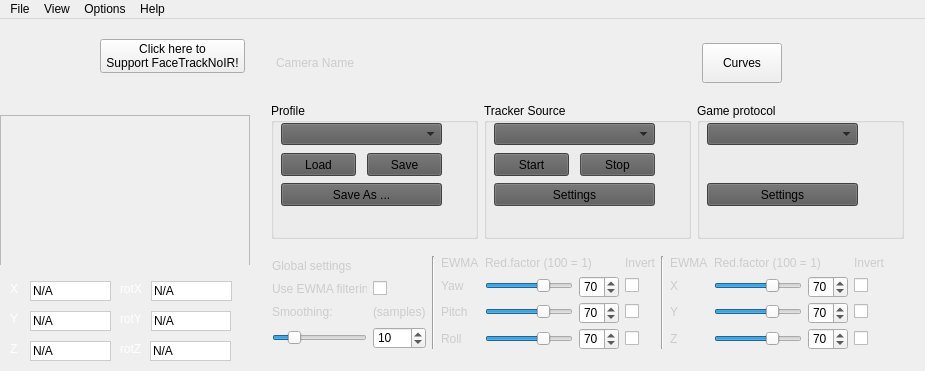
Before: the Qt Designer form FaceTrackNoIR/FaceTrackNoIR.ui in aavendan/facetracknoir, drawn with Qt 5.
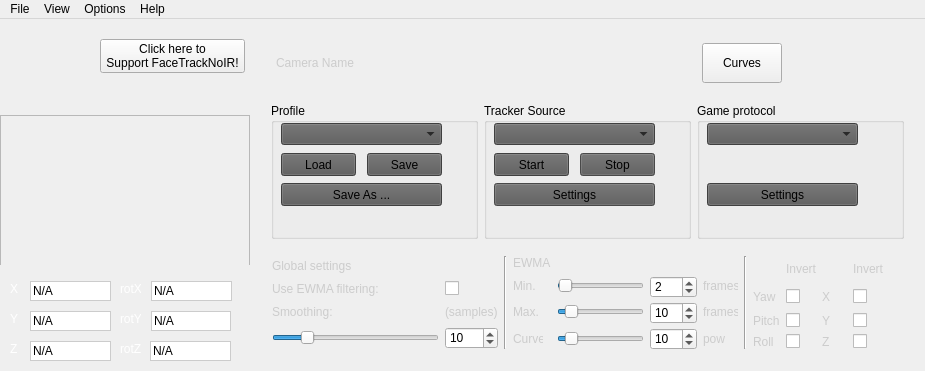
After: the same form once the commit is applied. Icons and pictures are not drawn.

Commit message: EWMA2-filter implemented.

Diff of the .ui file:
```diff
--- a/FaceTrackNoIR/FaceTrackNoIR.ui
+++ b/FaceTrackNoIR/FaceTrackNoIR.ui
@@ -1244,107 +1244,6 @@
                   </property>
                  </widget>
                 </item>
-                <item row="1" column="0">
-                 <widget class="QLabel" name="lblSensYaw">
-                  <property name="minimumSize">
-                   <size>
-                    <width>25</width>
-                    <height>0</height>
-                   </size>
-                  </property>
-                  <property name="maximumSize">
-                   <size>
-                    <width>150</width>
-                    <height>16777215</height>
-                   </size>
-                  </property>
-                  <property name="layoutDirection">
-                   <enum>Qt::RightToLeft</enum>
-                  </property>
-                  <property name="styleSheet">
-                   <string notr="true">color:#ccc;
-background:none;</string>
-                  </property>
-                  <property name="text">
-                   <string>Yaw</string>
-                  </property>
-                 </widget>
-                </item>
-                <item row="2" column="0">
-                 <widget class="QLabel" name="lblSensPitch">
-                  <property name="minimumSize">
-                   <size>
-                    <width>25</width>
-                    <height>0</height>
-                   </size>
-                  </property>
-                  <property name="maximumSize">
-                   <size>
-                    <width>150</width>
-                    <height>16777215</height>
-                   </size>
-                  </property>
-                  <property name="layoutDirection">
-                   <enum>Qt::RightToLeft</enum>
-                  </property>
-                  <property name="styleSheet">
-                   <string notr="true">color:#ccc;
-background:none;</string>
-                  </property>
-                  <property name="text">
-                   <string>Pitch</string>
-                  </property>
-                 </widget>
-                </item>
-                <item row="3" column="0">
-                 <widget class="QLabel" name="lblSensRoll">
-                  <property name="minimumSize">
-                   <size>
-                    <width>25</width>
-                    <height>0</height>
-                   </size>
-                  </property>
-                  <property name="maximumSize">
-                   <size>
-                    <width>150</width>
-                    <height>16777215</height>
-                   </size>
-                  </property>
-                  <property name="layoutDirection">
-                   <enum>Qt::RightToLeft</enum>
-                  </property>
-                  <property name="styleSheet">
-                   <string notr="true">color:#ccc;
-background:none;</string>
-                  </property>
-                  <property name="text">
-                   <string>Roll</string>
-                  </property>
-                 </widget>
-                </item>
-                <item row="0" column="1">
-                 <widget class="QLabel" name="lblSensitivity_2">
-                  <property name="minimumSize">
-                   <size>
-                    <width>110</width>
-                    <height>0</height>
-                   </size>
-                  </property>
-                  <property name="maximumSize">
-                   <size>
-                    <width>150</width>
-                    <height>16777215</height>
-                   </size>
-                  </property>
-                  <property name="styleSheet">
-                   <string notr="true">color:#ccc;
-background:none;</string>
-                  </property>
-                  <property name="text">
-                   <string>Red.factor (100 = 1)</string>
-                  </property>
-                 </widget>
-                </item>
                 <item row="1" column="1">
                  <widget class="QSlider" name="redYaw">
                   <property name="minimumSize">
@@ -1353,6 +1252,9 @@
                     <height>15</height>
                    </size>
                   </property>
+                  <property name="minimum">
+                   <number>1</number>
+                  </property>
                   <property name="maximum">
                    <number>100</number>
                   </property>
@@ -1360,7 +1262,7 @@
                    <number>10</number>
                   </property>
                   <property name="value">
-                   <number>70</number>
+                   <number>2</number>
                   </property>
                   <property name="orientation">
                    <enum>Qt::Horizontal</enum>
@@ -1378,6 +1280,9 @@
                     <height>15</height>
                    </size>
                   </property>
+                  <property name="minimum">
+                   <number>1</number>
+                  </property>
                   <property name="maximum">
                    <number>100</number>
                   </property>
@@ -1385,7 +1290,7 @@
                    <number>10</number>
                   </property>
                   <property name="value">
-                   <number>70</number>
+                   <number>10</number>
                   </property>
                   <property name="orientation">
                    <enum>Qt::Horizontal</enum>
@@ -1403,6 +1308,9 @@
                     <height>15</height>
                    </size>
                   </property>
+                  <property name="minimum">
+                   <number>1</number>
+                  </property>
                   <property name="maximum">
                    <number>100</number>
                   </property>
@@ -1410,7 +1318,7 @@
                    <number>10</number>
                   </property>
                   <property name="value">
-                   <number>70</number>
+                   <number>10</number>
                   </property>
                   <property name="orientation">
                    <enum>Qt::Horizontal</enum>
@@ -1431,6 +1339,9 @@
                   <property name="styleSheet">
                    <string notr="true">background:none;</string>
                   </property>
+                  <property name="minimum">
+                   <number>1</number>
+                  </property>
                   <property name="maximum">
                    <number>100</number>
                   </property>
@@ -1438,7 +1349,7 @@
                    <number>5</number>
                   </property>
                   <property name="value">
-                   <number>70</number>
+                   <number>2</number>
                   </property>
                  </widget>
                 </item>
@@ -1453,6 +1364,9 @@
                   <property name="styleSheet">
                    <string notr="true">background:none;</string>
                   </property>
+                  <property name="minimum">
+                   <number>1</number>
+                  </property>
                   <property name="maximum">
                    <number>100</number>
                   </property>
@@ -1460,7 +1374,7 @@
                    <number>5</number>
                   </property>
                   <property name="value">
-                   <number>70</number>
+                   <number>10</number>
                   </property>
                  </widget>
                 </item>
@@ -1482,44 +1396,60 @@
                    <number>5</number>
                   </property>
                   <property name="value">
-                   <number>70</number>
+                   <number>10</number>
                   </property>
                  </widget>
                 </item>
                 <item row="1" column="3">
-                 <widget class="QCheckBox" name="chkInvertYaw">
-                  <property name="styleSheet">
-                   <string notr="true">background:none;</string>
-                  </property>
-                  <property name="text">
-                   <string/>
-                  </property>
-                 </widget>
-                </item>
-                <item row="2" column="3">
-                 <widget class="QCheckBox" name="chkInvertPitch">
-                  <property name="styleSheet">
-                   <string notr="true">background:none;</string>
-                  </property>
-                  <property name="text">
-                   <string/>
-                  </property>
-                 </widget>
-                </item>
-                <item row="3" column="3">
-                 <widget class="QCheckBox" name="chkInvertRoll">
-                  <property name="styleSheet">
-                   <string notr="true">background:none;</string>
-                  </property>
-                  <property name="text">
-                   <string/>
-                  </property>
-                 </widget>
-                </item>
-                <item row="0" column="3">
                  <widget class="QLabel" name="lblInvert1">
                   <property name="minimumSize">
                    <size>
+                    <width>35</width>
+                    <height>0</height>
+                   </size>
+                  </property>
+                  <property name="maximumSize">
+                   <size>
+                    <width>30</width>
+                    <height>16777215</height>
+                   </size>
+                  </property>
+                  <property name="styleSheet">
+                   <string notr="true">color:#ccc;
+background:none;</string>
+                  </property>
+                  <property name="text">
+                   <string>frames</string>
+                  </property>
+                 </widget>
+                </item>
+                <item row="2" column="3">
+                 <widget class="QLabel" name="lblInvert1_4">
+                  <property name="minimumSize">
+                   <size>
+                    <width>35</width>
+                    <height>0</height>
+                   </size>
+                  </property>
+                  <property name="maximumSize">
+                   <size>
+                    <width>30</width>
+                    <height>16777215</height>
+                   </size>
+                  </property>
+                  <property name="styleSheet">
+                   <string notr="true">color:#ccc;
+background:none;</string>
+                  </property>
+                  <property name="text">
+                   <string>frames</string>
+                  </property>
+                 </widget>
+                </item>
+                <item row="3" column="3">
+                 <widget class="QLabel" name="lblInvert1_5">
+                  <property name="minimumSize">
+                   <size>
                     <width>0</width>
                     <height>0</height>
                    </size>
@@ -1535,7 +1465,76 @@
 background:none;</string>
                   </property>
                   <property name="text">
-                   <string>Invert</string>
+                   <string>pow</string>
+                  </property>
+                 </widget>
+                </item>
+                <item row="1" column="0">
+                 <widget class="QLabel" name="lblInvert1_6">
+                  <property name="minimumSize">
+                   <size>
+                    <width>0</width>
+                    <height>0</height>
+                   </size>
+                  </property>
+                  <property name="maximumSize">
+                   <size>
+                    <width>30</width>
+                    <height>16777215</height>
+                   </size>
+                  </property>
+                  <property name="styleSheet">
+                   <string notr="true">color:#ccc;
+background:none;</string>
+                  </property>
+                  <property name="text">
+                   <string>Min.</string>
+                  </property>
+                 </widget>
+                </item>
+                <item row="2" column="0">
+                 <widget class="QLabel" name="lblInvert1_7">
+                  <property name="minimumSize">
+                   <size>
+                    <width>0</width>
+                    <height>0</height>
+                   </size>
+                  </property>
+                  <property name="maximumSize">
+                   <size>
+                    <width>30</width>
+                    <height>16777215</height>
+                   </size>
+                  </property>
+                  <property name="styleSheet">
+                   <string notr="true">color:#ccc;
+background:none;</string>
+                  </property>
+                  <property name="text">
+                   <string>Max.</string>
+                  </property>
+                 </widget>
+                </item>
+                <item row="3" column="0">
+                 <widget class="QLabel" name="lblInvert1_8">
+                  <property name="minimumSize">
+                   <size>
+                    <width>0</width>
+                    <height>0</height>
+                   </size>
+                  </property>
+                  <property name="maximumSize">
+                   <size>
+                    <width>30</width>
+                    <height>16777215</height>
+                   </size>
+                  </property>
+                  <property name="styleSheet">
+                   <string notr="true">color:#ccc;
+background:none;</string>
+                  </property>
+                  <property name="text">
+                   <string>Curve</string>
                   </property>
                  </widget>
                 </item>
@@ -1550,7 +1549,60 @@
               </item>
               <item>
                <layout class="QGridLayout" name="gridEWMATranslations">
-                <item row="1" column="0">
+                <item row="1" column="3">
+                 <widget class="QCheckBox" name="chkInvertX">
+                  <property name="styleSheet">
+                   <string notr="true">background:none;</string>
+                  </property>
+                  <property name="text">
+                   <string/>
+                  </property>
+                 </widget>
+                </item>
+                <item row="0" column="3">
+                 <widget class="QLabel" name="lblInvert1_2">
+                  <property name="minimumSize">
+                   <size>
+                    <width>0</width>
+                    <height>0</height>
+                   </size>
+                  </property>
+                  <property name="maximumSize">
+                   <size>
+                    <width>30</width>
+                    <height>16777215</height>
+                   </size>
+                  </property>
+                  <property name="styleSheet">
+                   <string notr="true">color:#ccc;
+background:none;</string>
+                  </property>
+                  <property name="text">
+                   <string>Invert</string>
+                  </property>
+                 </widget>
+                </item>
+                <item row="2" column="3">
+                 <widget class="QCheckBox" name="chkInvertY">
+                  <property name="styleSheet">
+                   <string notr="true">background:none;</string>
+                  </property>
+                  <property name="text">
+                   <string/>
+                  </property>
+                 </widget>
+                </item>
+                <item row="3" column="3">
+                 <widget class="QCheckBox" name="chkInvertZ">
+                  <property name="styleSheet">
+                   <string notr="true">background:none;</string>
+                  </property>
+                  <property name="text">
+                   <string/>
+                  </property>
+                 </widget>
+                </item>
+                <item row="1" column="2">
                  <widget class="QLabel" name="lblSensX">
                   <property name="minimumSize">
                    <size>
@@ -1576,7 +1628,7 @@
                   </property>
                  </widget>
                 </item>
-                <item row="2" column="0">
+                <item row="2" column="2">
                  <widget class="QLabel" name="lblSensY">
                   <property name="minimumSize">
                    <size>
@@ -1602,7 +1654,7 @@
                   </property>
                  </widget>
                 </item>
-                <item row="3" column="0">
+                <item row="3" column="2">
                  <widget class="QLabel" name="lblSensZ">
                   <property name="minimumSize">
                    <size>
@@ -1628,197 +1680,127 @@
                   </property>
                  </widget>
                 </item>
-                <item row="1" column="3">
-                 <widget class="QCheckBox" name="chkInvertX">
+                <item row="1" column="0">
+                 <widget class="QLabel" name="lblSensYaw">
+                  <property name="minimumSize">
+                   <size>
+                    <width>25</width>
+                    <height>0</height>
+                   </size>
+                  </property>
+                  <property name="maximumSize">
+                   <size>
+                    <width>150</width>
+                    <height>16777215</height>
+                   </size>
+                  </property>
+                  <property name="layoutDirection">
+                   <enum>Qt::RightToLeft</enum>
+                  </property>
                   <property name="styleSheet">
-                   <string notr="true">background:none;</string>
+                   <string notr="true">color:#ccc;
+background:none;</string>
                   </property>
                   <property name="text">
-                   <string/>
+                   <string>Yaw</string>
                   </property>
                  </widget>
                 </item>
-                <item row="0" column="3">
-                 <widget class="QLabel" name="lblInvert1_2">
+                <item row="2" column="0">
+                 <widget class="QLabel" name="lblSensPitch">
                   <property name="minimumSize">
                    <size>
-                    <width>0</width>
+                    <width>25</width>
                     <height>0</height>
                    </size>
                   </property>
                   <property name="maximumSize">
                    <size>
-                    <width>30</width>
+                    <width>150</width>
                     <height>16777215</height>
                    </size>
                   </property>
+                  <property name="layoutDirection">
+                   <enum>Qt::RightToLeft</enum>
+                  </property>
                   <property name="styleSheet">
                    <string notr="true">color:#ccc;
 background:none;</string>
                   </property>
                   <property name="text">
-                   <string>Invert</string>
+                   <string>Pitch</string>
                   </property>
                  </widget>
                 </item>
-                <item row="2" column="3">
-                 <widget class="QCheckBox" name="chkInvertY">
+                <item row="3" column="0">
+                 <widget class="QLabel" name="lblSensRoll">
+                  <property name="minimumSize">
+                   <size>
+                    <width>25</width>
+                    <height>0</height>
+                   </size>
+                  </property>
+                  <property name="maximumSize">
+                   <size>
+                    <width>150</width>
+                    <height>16777215</height>
+                   </size>
+                  </property>
+                  <property name="layoutDirection">
+                   <enum>Qt::RightToLeft</enum>
+                  </property>
                   <property name="styleSheet">
-                   <string notr="true">background:none;</string>
+                   <string notr="true">color:#ccc;
+background:none;</string>
                   </property>
                   <property name="text">
-                   <string/>
+                   <string>Roll</string>
                   </property>
                  </widget>
                 </item>
-                <item row="3" column="3">
-                 <widget class="QCheckBox" name="chkInvertZ">
-                  <property name="styleSheet">
-                   <string notr="true">background:none;</string>
+                <item row="1" column="4">
+                 <spacer name="horizontalSpacer_3">
+                  <property name="orientation">
+                   <enum>Qt::Horizontal</enum>
                   </property>
-                  <property name="text">
-                   <string/>
+                  <property name="sizeType">
+                   <enum>QSizePolicy::Minimum</enum>
                   </property>
-                 </widget>
+                  <property name="sizeHint" stdset="0">
+                   <size>
+                    <width>20</width>
+                    <height>20</height>
+                   </size>
+                  </property>
+                 </spacer>
                 </item>
                 <item row="1" column="1">
-                 <widget class="QSlider" name="redX">
-                  <property name="minimumSize">
-                   <size>
-                    <width>45</width>
-                    <height>15</height>
-                   </size>
+                 <widget class="QCheckBox" name="chkInvertYaw">
+                  <property name="styleSheet">
+                   <string notr="true">background:none;</string>
                   </property>
-                  <property name="maximum">
-                   <number>100</number>
-                  </property>
-                  <property name="pageStep">
-                   <number>10</number>
-                  </property>
-                  <property name="value">
-                   <number>70</number>
-                  </property>
-                  <property name="orientation">
-                   <enum>Qt::Horizontal</enum>
-                  </property>
-                  <property name="tickPosition">
-                   <enum>QSlider::NoTicks</enum>
+                  <property name="text">
+                   <string/>
                   </property>
                  </widget>
                 </item>
                 <item row="2" column="1">
-                 <widget class="QSlider" name="redY">
-                  <property name="minimumSize">
-                   <size>
-                    <width>45</width>
-                    <height>15</height>
-                   </size>
+                 <widget class="QCheckBox" name="chkInvertPitch">
+                  <property name="styleSheet">
+                   <string notr="true">background:none;</string>
                   </property>
-                  <property name="maximum">
-                   <number>100</number>
-                  </property>
-                  <property name="pageStep">
-                   <number>10</number>
-                  </property>
-                  <property name="value">
-                   <number>70</number>
-                  </property>
-                  <property name="orientation">
-                   <enum>Qt::Horizontal</enum>
-                  </property>
-                  <property name="tickPosition">
-                   <enum>QSlider::NoTicks</enum>
+                  <property name="text">
+                   <string/>
                   </property>
                  </widget>
                 </item>
                 <item row="3" column="1">
-                 <widget class="QSlider" name="redZ">
-                  <property name="minimumSize">
-                   <size>
-                    <width>45</width>
-                    <height>15</height>
-                   </size>
-                  </property>
-                  <property name="maximum">
-                   <number>100</number>
-                  </property>
-                  <property name="pageStep">
-                   <number>10</number>
-                  </property>
-                  <property name="value">
-                   <number>70</number>
-                  </property>
-                  <property name="orientation">
-                   <enum>Qt::Horizontal</enum>
-                  </property>
-                  <property name="tickPosition">
-                   <enum>QSlider::NoTicks</enum>
-                  </property>
-                 </widget>
-                </item>
-                <item row="1" column="2">
-                 <widget class="QSpinBox" name="spinRedX">
-                  <property name="minimumSize">
-                   <size>
-                    <width>40</width>
-                    <height>22</height>
-                   </size>
-                  </property>
+                 <widget class="QCheckBox" name="chkInvertRoll">
                   <property name="styleSheet">
                    <string notr="true">background:none;</string>
                   </property>
-                  <property name="maximum">
-                   <number>100</number>
-                  </property>
-                  <property name="singleStep">
-                   <number>5</number>
-                  </property>
-                  <property name="value">
-                   <number>70</number>
-                  </property>
-                 </widget>
-                </item>
-                <item row="2" column="2">
-                 <widget class="QSpinBox" name="spinRedY">
-                  <property name="minimumSize">
-                   <size>
-                    <width>40</width>
-                    <height>22</height>
-                   </size>
-                  </property>
-                  <property name="styleSheet">
-                   <string notr="true">background:none;</string>
-                  </property>
-                  <property name="maximum">
-                   <number>100</number>
-                  </property>
-                  <property name="singleStep">
-                   <number>5</number>
-                  </property>
-                  <property name="value">
-                   <number>70</number>
-                  </property>
-                 </widget>
-                </item>
-                <item row="3" column="2">
-                 <widget class="QSpinBox" name="spinRedZ">
-                  <property name="minimumSize">
-                   <size>
-                    <width>40</width>
-                    <height>22</height>
-                   </size>
-                  </property>
-                  <property name="styleSheet">
-                   <string notr="true">background:none;</string>
-                  </property>
-                  <property name="maximum">
-                   <number>100</number>
-                  </property>
-                  <property name="singleStep">
-                   <number>5</number>
-                  </property>
-                  <property name="value">
-                   <number>70</number>
+                  <property name="text">
+                   <string/>
                   </property>
                  </widget>
                 </item>
@@ -1826,13 +1808,13 @@
                  <widget class="QLabel" name="lblSensitivity_3">
                   <property name="minimumSize">
                    <size>
-                    <width>110</width>
+                    <width>0</width>
                     <height>0</height>
                    </size>
                   </property>
                   <property name="maximumSize">
                    <size>
-                    <width>150</width>
+                    <width>30</width>
                     <height>16777215</height>
                    </size>
                   </property>
@@ -1841,42 +1823,12 @@
 background:none;</string>
                   </property>
                   <property name="text">
-                   <string>Red.factor (100 = 1)</string>
-                  </property>
-                 </widget>
-                </item>
-                <item row="0" column="0">
-                 <widget class="QLabel" name="label_3">
-                  <property name="layoutDirection">
-                   <enum>Qt::RightToLeft</enum>
-                  </property>
-                  <property name="styleSheet">
-                   <string notr="true">color:#ccc;
-background:none;</string>
-                  </property>
-                  <property name="text">
-                   <string>EWMA</string>
+                   <string>Invert</string>
                   </property>
                  </widget>
                 </item>
                </layout>
               </item>
-              <item>
-               <spacer name="horizontalSpacer_3">
-                <property name="orientation">
-                 <enum>Qt::Horizontal</enum>
-                </property>
-                <property name="sizeType">
-                 <enum>QSizePolicy::Minimum</enum>
-                </property>
-                <property name="sizeHint" stdset="0">
-                 <size>
-                  <width>20</width>
-                  <height>20</height>
-                 </size>
-                </property>
-               </spacer>
-              </item>
              </layout>
             </widget>
            </item>
```
Left out of the diff: 198 changed lines with no effect on the pictures. The commit also changes 12 other files.
